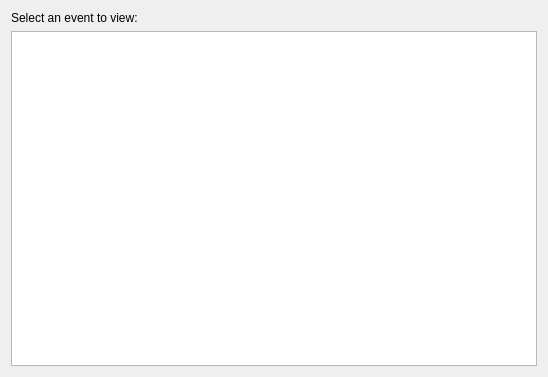
Before: the Qt Designer form src/app/ui/EventsTab.ui in caden-maxwell/nhtsa-scrape, drawn with Qt 5.
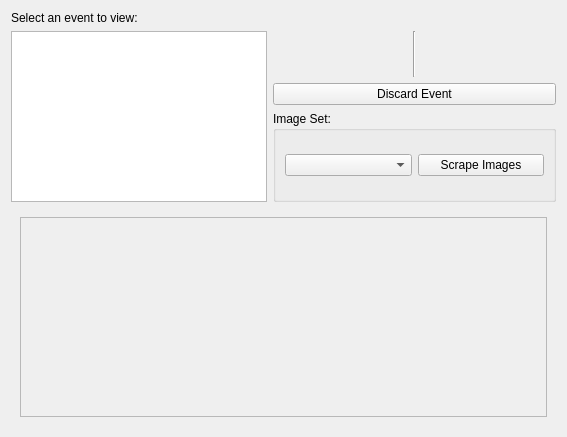
After: the same form once the commit is applied.

Commit message: Event page layout changed to make things easier

```diff
--- a/src/app/ui/EventsTab.ui
+++ b/src/app/ui/EventsTab.ui
@@ -6,31 +6,15 @@
    <rect>
     <x>0</x>
     <y>0</y>
-    <width>548</width>
-    <height>377</height>
+    <width>567</width>
+    <height>437</height>
    </rect>
   </property>
   <property name="windowTitle">
    <string>Events</string>
   </property>
-  <layout class="QGridLayout" name="gridLayout" columnstretch="0,1">
-   <item row="0" column="0">
-    <widget class="QLabel" name="promptLabel">
-     <property name="sizePolicy">
-      <sizepolicy hsizetype="Fixed" vsizetype="Fixed">
-       <horstretch>0</horstretch>
-       <verstretch>0</verstretch>
-      </sizepolicy>
-     </property>
-     <property name="text">
-      <string>Select an event to view:</string>
-     </property>
-    </widget>
-   </item>
-   <item row="1" column="1">
-    <layout class="QGridLayout" name="eventLayout"/>
-   </item>
-   <item row="1" column="0">
+  <layout class="QGridLayout" name="mainGrid" rowstretch="0,0,0,0,0,0,0,0" columnstretch="0,1">
+   <item row="3" column="0" rowspan="4">
     <widget class="QListView" name="eventsList">
      <property name="minimumSize">
       <size>
@@ -40,6 +24,124 @@
      </property>
     </widget>
    </item>
+   <item row="3" column="1">
+    <widget class="QWidget" name="eventDataWidget" native="true">
+     <layout class="QHBoxLayout" name="horizontalLayout">
+      <property name="leftMargin">
+       <number>0</number>
+      </property>
+      <property name="topMargin">
+       <number>0</number>
+      </property>
+      <property name="rightMargin">
+       <number>0</number>
+      </property>
+      <property name="bottomMargin">
+       <number>0</number>
+      </property>
+      <item>
+       <widget class="QWidget" name="eventDataLeft" native="true">
+        <layout class="QGridLayout" name="eventLayoutLeft">
+         <property name="verticalSpacing">
+          <number>2</number>
+         </property>
+        </layout>
+       </widget>
+      </item>
+      <item>
+       <widget class="Line" name="line">
+        <property name="orientation">
+         <enum>Qt::Vertical</enum>
+        </property>
+       </widget>
+      </item>
+      <item>
+       <widget class="QWidget" name="eventDataRight" native="true">
+        <layout class="QGridLayout" name="eventLayoutRight">
+         <property name="verticalSpacing">
+          <number>2</number>
+         </property>
+        </layout>
+       </widget>
+      </item>
+     </layout>
+    </widget>
+   </item>
+   <item row="4" column="1">
+    <widget class="QPushButton" name="discardBtn">
+     <property name="text">
+      <string>Discard Event</string>
+     </property>
+    </widget>
+   </item>
+   <item row="7" column="0" colspan="2">
+    <widget class="QWidget" name="imgWidget" native="true">
+     <layout class="QGridLayout" name="imgWidgetGrid">
+      <item row="0" column="0">
+       <widget class="QScrollArea" name="scrollArea">
+        <property name="minimumSize">
+         <size>
+          <width>0</width>
+          <height>200</height>
+         </size>
+        </property>
+        <property name="maximumSize">
+         <size>
+          <width>16777215</width>
+          <height>200</height>
+         </size>
+        </property>
+        <property name="widgetResizable">
+         <bool>true</bool>
+        </property>
+        <widget class="QWidget" name="thumbnailsWidget">
+         <property name="geometry">
+          <rect>
+           <x>0</x>
+           <y>0</y>
+           <width>529</width>
+           <height>198</height>
+          </rect>
+         </property>
+         <layout class="QHBoxLayout" name="thumbnailsLayout"/>
+        </widget>
+       </widget>
+      </item>
+     </layout>
+    </widget>
+   </item>
+   <item row="5" column="1" rowspan="2">
+    <widget class="QGroupBox" name="groupBox">
+     <property name="title">
+      <string>Image Set:</string>
+     </property>
+     <layout class="QHBoxLayout" name="horizontalLayout_2">
+      <item>
+       <widget class="QComboBox" name="imgSetCombo"/>
+      </item>
+      <item>
+       <widget class="QPushButton" name="scrapeBtn">
+        <property name="text">
+         <string>Scrape Images</string>
+        </property>
+       </widget>
+      </item>
+     </layout>
+    </widget>
+   </item>
+   <item row="0" column="0" colspan="2">
+    <widget class="QLabel" name="promptLabel">
+     <property name="sizePolicy">
+      <sizepolicy hsizetype="Preferred" vsizetype="Fixed">
+       <horstretch>0</horstretch>
+       <verstretch>0</verstretch>
+      </sizepolicy>
+     </property>
+     <property name="text">
+      <string>Select an event to view:</string>
+     </property>
+    </widget>
+   </item>
   </layout>
  </widget>
  <resources/>
```
The commit also changes 2 other files.
